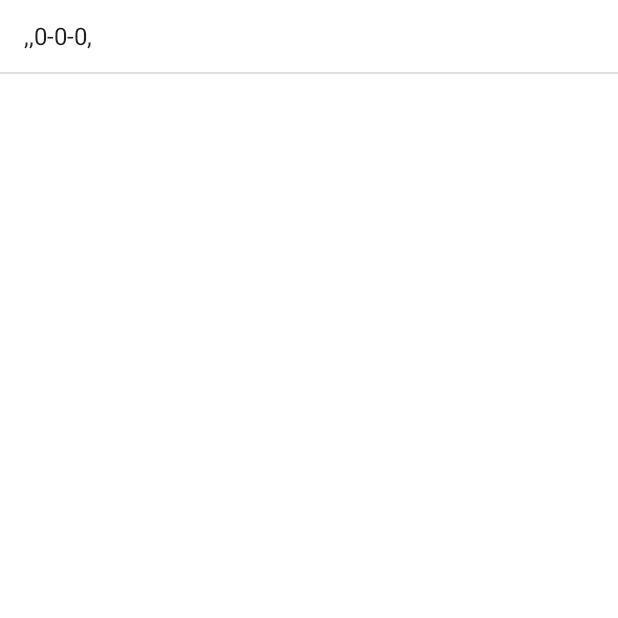
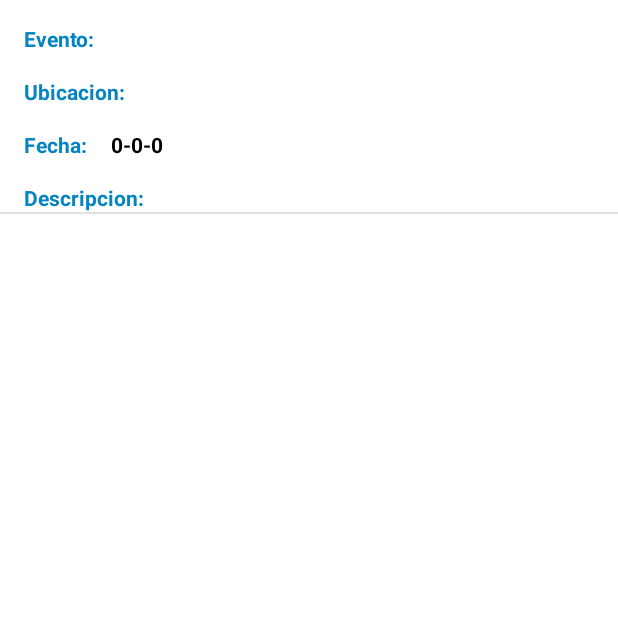
Before and after one commit to BrayanGamez/AgendaCatedra, an Android app: the ver_eventos screen opened directly, with no data from a screen before it, on a phone screen of 412 x 824 dp, the top half of it. Run offline under Robolectric (Android 15) with nearby library versions, the phone set to English and light mode, and no system bars; 4 statements that could not run were skipped.

Commit message:
Se agrego una mejor vista a los eventos

```diff
--- a/app/src/main/java/sv/edu/udb/agendacatedra/AgregarEvento.java
+++ b/app/src/main/java/sv/edu/udb/agendacatedra/AgregarEvento.java
@@ -28,7 +28,7 @@ import com.google.android.gms.maps.model.CameraPosition;
 import com.google.android.gms.maps.model.LatLng;
 import com.google.android.gms.maps.model.MarkerOptions;
 
-public class AgregarEvento extends AppCompatActivity implements View.OnClickListener, OnMapReadyCallback {
+public class AgregarEvento extends AppCompatActivity implements View.OnClickListener, OnMapReadyCallback, GoogleMap.OnMyLocationButtonClickListener, GoogleMap.OnMyLocationClickListener {
     private GoogleMap mMap;
 
     private int Dia;
@@ -125,8 +125,10 @@ public void onMapReady(GoogleMap googleMap) {
         return;
     }
     mMap.setMyLocationEnabled(true);
+    mMap.setOnMyLocationButtonClickListener(this);
+    mMap.setOnMyLocationClickListener(this);
 
-    mMap.getUiSettings().setMyLocationButtonEnabled(false);
+    mMap.getUiSettings().setMyLocationButtonEnabled(true);
     //Aca es donde busco el contenedor de google maps en caso de que este en la activity actual, en caos de no servir este codigo Ver el comentado de arriba
     LocationManager locationManager = (LocationManager) AgregarEvento.this.getSystemService(Context.LOCATION_SERVICE);
     LocationListener locationListener = new LocationListener() {
@@ -159,4 +161,14 @@ public void onMapReady(GoogleMap googleMap) {
 
 }
 
+    @Override
+    public boolean onMyLocationButtonClick() {
+        Toast.makeText(this, "Boton de ubicacion clickead", Toast.LENGTH_SHORT).show();
+        return false;
+    }
+
+    @Override
+    public void onMyLocationClick(@NonNull Location location) {
+        Toast.makeText(this, "Ubicacion actual:\n" + location, Toast.LENGTH_LONG).show();
+    }
 }
--- /dev/null
+++ b/app/src/main/java/sv/edu/udb/agendacatedra/Modelos/Evento/AdaptadorEvento.java
@@ -0,0 +1,44 @@
+package sv.edu.udb.agendacatedra.Modelos.Evento;
+
+import android.content.Context;
+import android.view.LayoutInflater;
+import android.view.View;
+import android.view.ViewGroup;
+import android.widget.ArrayAdapter;
+import android.widget.TextView;
+
+import androidx.annotation.NonNull;
+
+import java.util.ArrayList;
+
+import sv.edu.udb.agendacatedra.R;
+
+public class AdaptadorEvento extends ArrayAdapter<Evento> {
+
+    public AdaptadorEvento(@NonNull Context context, ArrayList<Evento> eventos) {
+        super(context, 0,eventos);
+    }
+
+    @Override
+    public View getView(int posicion, View VistaConvertida, ViewGroup Pariente)
+    {
+        Evento evento = getItem(posicion);
+        if(VistaConvertida==null)
+        {
+            VistaConvertida = LayoutInflater.from(getContext()).inflate(R.layout.item_evento,Pariente,false);
+        }
+        TextView verTitulo = (TextView) VistaConvertida.findViewById(R.id.txtTituloValue);
+        TextView verUbicacion = (TextView) VistaConvertida.findViewById(R.id.txtUbicacionValue);
+        TextView verDescripcion = (TextView) VistaConvertida.findViewById(R.id.txtDescripcionValue);
+        TextView verFecha = (TextView) VistaConvertida.findViewById(R.id.txtFechaValue);
+
+        verTitulo.setText(evento.Titulo);
+        verUbicacion.setText(evento.Ubicacion);
+        verFecha.setText(evento.Fecha);
+        verDescripcion.setText(evento.Descripcion);
+
+        return VistaConvertida;
+
+    }
+
+}
--- /dev/null
+++ b/app/src/main/java/sv/edu/udb/agendacatedra/Modelos/Evento/Evento.java
@@ -0,0 +1,16 @@
+package sv.edu.udb.agendacatedra.Modelos.Evento;
+
+public class Evento {
+    public String Titulo;
+    public String Ubicacion;
+    public String Descripcion;
+    public  String Fecha;
+
+    public Evento(String titulo, String ubicacion,String descripcion,String fecha) {
+        this.Titulo = titulo;
+        this.Fecha = fecha;
+        this.Descripcion = descripcion;
+        this.Ubicacion = ubicacion;
+
+    }
+}
--- a/app/src/main/java/sv/edu/udb/agendacatedra/ver_eventos.java
+++ b/app/src/main/java/sv/edu/udb/agendacatedra/ver_eventos.java
@@ -7,16 +7,22 @@ import android.content.DialogInterface;
 import android.database.Cursor;
 import android.database.sqlite.SQLiteDatabase;
 import android.os.Bundle;
+import android.util.Log;
 import android.view.View;
 import android.widget.AdapterView;
 import android.widget.ArrayAdapter;
 import android.widget.ListView;
 import android.widget.Toast;
 
+import java.util.ArrayList;
+
+import sv.edu.udb.agendacatedra.Modelos.Evento.AdaptadorEvento;
+import sv.edu.udb.agendacatedra.Modelos.Evento.Evento;
+
 public class ver_eventos extends AppCompatActivity implements AdapterView.OnItemLongClickListener {
 
     private ListView listview;
-    private ArrayAdapter<String> arrayAdapter;
+    private AdaptadorEvento arrayAdapter;
     private SQLiteDatabase db;
     private int Dia;
     private int Mes;
@@ -44,7 +50,8 @@ public class ver_eventos extends AppCompatActivity implements AdapterView.OnItem
         String titulo,ubicacion,fecha,descripcion;
         try {
             c=db.rawQuery(sqlQuery,null);
-            arrayAdapter = new ArrayAdapter<String>(this,android.R.layout.simple_list_item_1);
+           ArrayList<Evento> arregloEventos = new ArrayList<Evento>();
+            arrayAdapter = new AdaptadorEvento(this,arregloEventos);
             if(c.moveToFirst())
             {
                 do {
@@ -52,7 +59,7 @@ public class ver_eventos extends AppCompatActivity implements AdapterView.OnItem
                     ubicacion = c.getString(2);
                     fecha = c.getString(3);
                     descripcion = c.getString(4);
-                    arrayAdapter.add(titulo+","+ubicacion+","+fecha+","+descripcion);
+                    arrayAdapter.add(new Evento(titulo,ubicacion,descripcion,fecha));
                 }while(c.moveToNext());
                 listview.setAdapter(arrayAdapter);
             }
@@ -70,11 +77,17 @@ public class ver_eventos extends AppCompatActivity implements AdapterView.OnItem
 
 
 
-    private void eliminar(String dato)
+    private void eliminar(Evento dato)
     {
+
+        String sqlQuery = "delete from eventos where nombreEvento="+"'"+dato.Titulo+"'"+"and"+
+                " ubicacion="+"'"+dato.Ubicacion+"'"+"and"+" fecha="+"'"+dato.Fecha+"'"+"and"+" descripcion="+
+                "'"+dato.Descripcion+"'"+"and"+" usuario="+"'"+Correo+"'";
         try {
             arrayAdapter.remove(dato);
             listview.setAdapter(arrayAdapter);
+                    db.execSQL(sqlQuery);
+            Toast.makeText(getApplication(),"Evento eliminado",Toast.LENGTH_SHORT).show();
         }
         catch (Exception e)
         {
@@ -95,7 +108,7 @@ public class ver_eventos extends AppCompatActivity implements AdapterView.OnItem
                             public void onClick(DialogInterface dialogInterface, int i) {
                                 if(i==0)
                                 {
-                                    //Opcion para eliminar el evento pulsado
+                                    eliminar((Evento) adapterView.getItemAtPosition(i));
                                 }
                             }
                         }
--- a/app/src/main/res/layout/activity_agregar_evento.xml
+++ b/app/src/main/res/layout/activity_agregar_evento.xml
@@ -58,7 +58,7 @@
                     android:layout_height="wrap_content"
                     android:layout_marginStart="68dp"
                     android:layout_marginTop="4dp"
-                    android:text="Nueva Actividad"
+                    android:text="Nuevo Evento"
                     android:textColor="#FFFFFF"
                     android:textSize="24sp"
                     android:textStyle="bold"
--- a/app/src/main/res/layout/activity_inicio.xml
+++ b/app/src/main/res/layout/activity_inicio.xml
@@ -86,6 +86,7 @@
         android:textSize="34sp"
         android:textStyle="bold"
         android:tooltipText="Agregar Actividad"
+        android:visibility="invisible"
         app:layout_constraintBottom_toTopOf="@+id/calendario"
         app:layout_constraintEnd_toEndOf="parent"
         app:layout_constraintHorizontal_bias="1.0"
--- /dev/null
+++ b/app/src/main/res/layout/item_evento.xml
@@ -0,0 +1,149 @@
+<?xml version="1.0" encoding="utf-8"?>
+<androidx.appcompat.widget.LinearLayoutCompat xmlns:android="http://schemas.android.com/apk/res/android"
+    xmlns:app="http://schemas.android.com/apk/res-auto"
+    xmlns:tools="http://schemas.android.com/tools"
+    android:layout_width="match_parent"
+    android:layout_height="match_parent"
+    android:orientation="vertical">
+
+    <androidx.appcompat.widget.LinearLayoutCompat
+        android:layout_width="match_parent"
+        android:layout_height="wrap_content"
+        android:layout_marginTop="0dp"
+        android:orientation="horizontal"
+        app:layout_constraintTop_toTopOf="parent"
+        tools:ignore="MissingConstraints"
+        tools:layout_editor_absoluteX="-47dp">
+
+        <TextView
+            android:id="@+id/txtTitulo"
+            android:layout_width="wrap_content"
+            android:layout_height="wrap_content"
+            android:layout_marginStart="16dp"
+            android:layout_marginTop="16dp"
+            android:text="Evento:"
+            android:textColor="#0484C0"
+            android:textSize="14sp"
+            android:textStyle="bold"
+            app:layout_constraintStart_toStartOf="parent"
+            app:layout_constraintTop_toTopOf="parent" />
+
+        <TextView
+            android:id="@+id/txtTituloValue"
+            android:layout_width="wrap_content"
+            android:layout_height="wrap_content"
+            android:layout_marginStart="16dp"
+            android:layout_marginTop="16dp"
+            android:text="Evento:"
+            android:textColor="#000000"
+            android:textSize="14sp"
+            android:textStyle="bold"
+            app:layout_constraintStart_toStartOf="parent"
+            app:layout_constraintTop_toTopOf="parent" />
+    </androidx.appcompat.widget.LinearLayoutCompat>
+    <androidx.appcompat.widget.LinearLayoutCompat
+        android:layout_width="match_parent"
+        android:layout_height="wrap_content"
+        android:layout_marginTop="0dp"
+        android:orientation="horizontal"
+        app:layout_constraintTop_toTopOf="parent"
+        tools:ignore="MissingConstraints"
+        tools:layout_editor_absoluteX="-47dp">
+
+        <TextView
+            android:id="@+id/txtUbicacion"
+            android:layout_width="wrap_content"
+            android:layout_height="wrap_content"
+            android:layout_marginStart="16dp"
+            android:layout_marginTop="16dp"
+            android:text="Ubicacion:"
+            android:textColor="#0484C0"
+            android:textSize="14sp"
+            android:textStyle="bold"
+            app:layout_constraintStart_toStartOf="parent"
+            app:layout_constraintTop_toTopOf="parent" />
+
+        <TextView
+            android:id="@+id/txtUbicacionValue"
+            android:layout_width="wrap_content"
+            android:layout_height="wrap_content"
+            android:layout_marginStart="16dp"
+            android:layout_marginTop="16dp"
+            android:text="Ubicacion:"
+            android:textColor="#000000"
+            android:textSize="14sp"
+            android:textStyle="bold"
+            app:layout_constraintStart_toStartOf="parent"
+            app:layout_constraintTop_toTopOf="parent" />
+    </androidx.appcompat.widget.LinearLayoutCompat>
+    <androidx.appcompat.widget.LinearLayoutCompat
+        android:layout_width="match_parent"
+        android:layout_height="wrap_content"
+        android:layout_marginTop="0dp"
+        android:orientation="horizontal"
+        app:layout_constraintTop_toTopOf="parent"
+        tools:ignore="MissingConstraints"
+        tools:layout_editor_absoluteX="-47dp">
+
+        <TextView
+            android:id="@+id/txtFecha"
+            android:layout_width="wrap_content"
+            android:layout_height="wrap_content"
+            android:layout_marginStart="16dp"
+            android:layout_marginTop="16dp"
+            android:text="Fecha:"
+            android:textColor="#0484C0"
+            android:textSize="14sp"
+            android:textStyle="bold"
+            app:layout_constraintStart_toStartOf="parent"
+            app:layout_constraintTop_toTopOf="parent" />
+
+        <TextView
+            android:id="@+id/txtFechaValue"
+            android:layout_width="wrap_content"
+            android:layout_height="wrap_content"
+            android:layout_marginStart="16dp"
+            android:layout_marginTop="16dp"
+            android:text="Fecha:"
+            android:textColor="#000000"
+            android:textSize="14sp"
+            android:textStyle="bold"
+            app:layout_constraintStart_toStartOf="parent"
+            app:layout_constraintTop_toTopOf="parent" />
+    </androidx.appcompat.widget.LinearLayoutCompat>
+    <androidx.appcompat.widget.LinearLayoutCompat
+        android:layout_width="match_parent"
+        android:layout_height="wrap_content"
+        android:layout_marginTop="0dp"
+        android:orientation="horizontal"
+        app:layout_constraintTop_toTopOf="parent"
+        tools:ignore="MissingConstraints"
+        tools:layout_editor_absoluteX="-47dp">
+
+        <TextView
+            android:id="@+id/txtDescripcion"
+            android:layout_width="wrap_content"
+            android:layout_height="wrap_content"
+            android:layout_marginStart="16dp"
+            android:layout_marginTop="16dp"
+            android:text="Descripcion:"
+            android:textColor="#0484C0"
+            android:textSize="14sp"
+            android:textStyle="bold"
+            app:layout_constraintStart_toStartOf="parent"
+            app:layout_constraintTop_toTopOf="parent" />
+
+        <TextView
+            android:id="@+id/txtDescripcionValue"
+            android:layout_width="wrap_content"
+            android:layout_height="wrap_content"
+            android:layout_marginStart="16dp"
+            android:layout_marginTop="16dp"
+            android:text="Descripcion:"
+            android:textColor="#000000"
+            android:textSize="14sp"
+            android:textStyle="bold"
+            app:layout_constraintStart_toStartOf="parent"
+            app:layout_constraintTop_toTopOf="parent" />
+    </androidx.appcompat.widget.LinearLayoutCompat>
+</androidx.appcompat.widget.LinearLayoutCompat>
```
